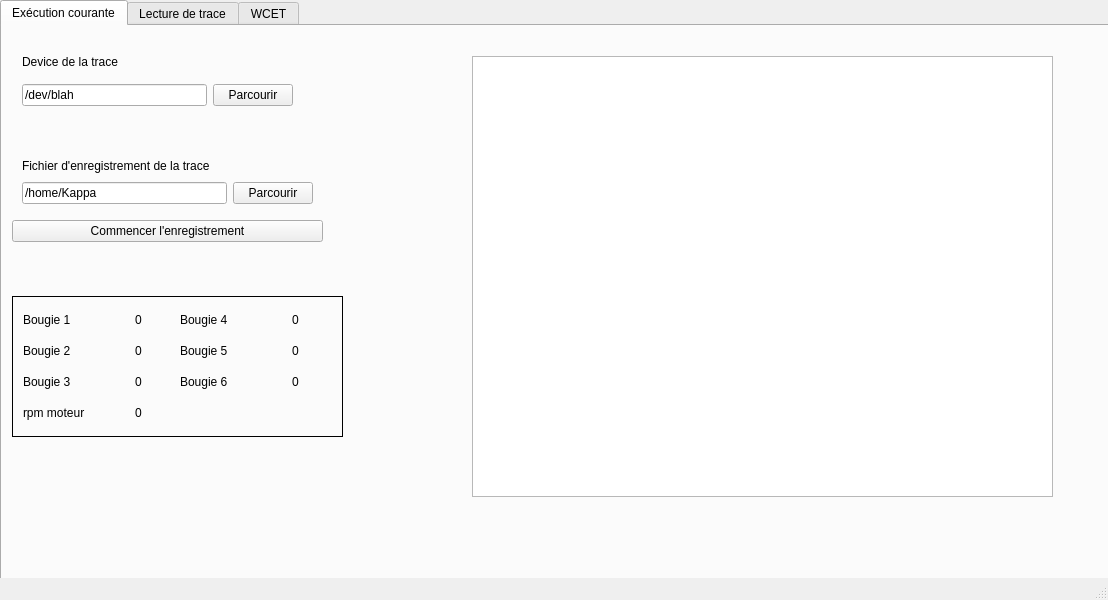
This is qt_gui/mainwindow.ui in UPPERCASE4SIAME/Projet as Qt 5 draws it before an edit. The edited form follows.
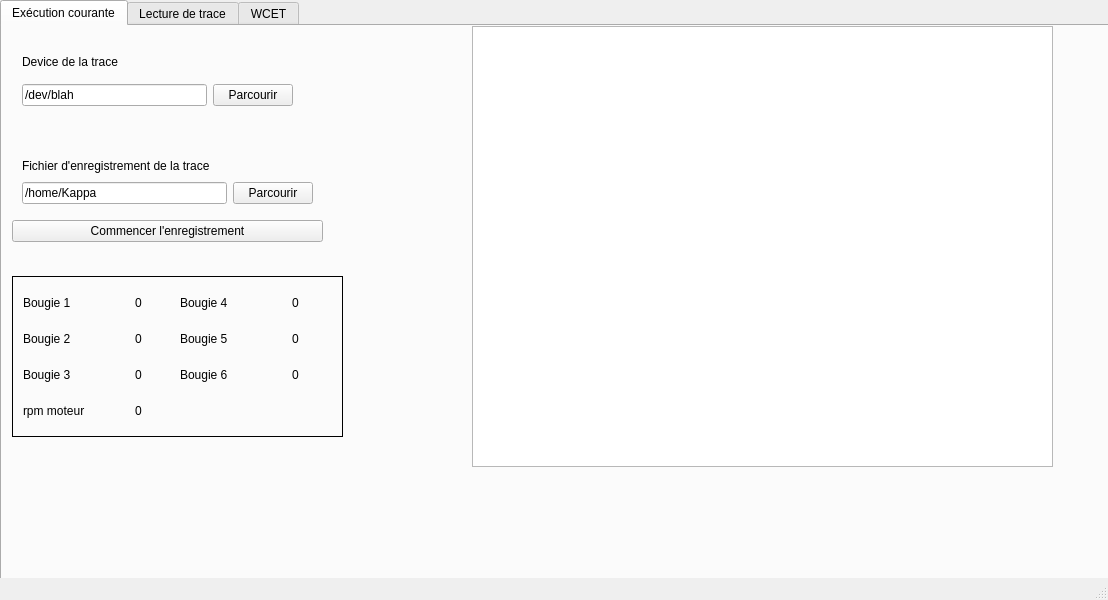
This is the edited form. Custom widgets are drawn as their Qt base class.

Commit message: refactoring pour prendre en compte les deux tabs

Patch:
```diff
--- a/qt_gui/mainwindow.ui
+++ b/qt_gui/mainwindow.ui
@@ -34,7 +34,7 @@
       <property name="geometry">
        <rect>
         <x>470</x>
-        <y>30</y>
+        <y>0</y>
         <width>581</width>
         <height>441</height>
        </rect>
@@ -93,9 +93,9 @@
       <property name="geometry">
        <rect>
         <x>10</x>
-        <y>270</y>
+        <y>250</y>
         <width>331</width>
-        <height>141</height>
+        <height>161</height>
        </rect>
       </property>
       <property name="frameShape">
```
Left out of the diff: 38 changed lines with no effect on the pictures. The commit also changes 3 other files.
